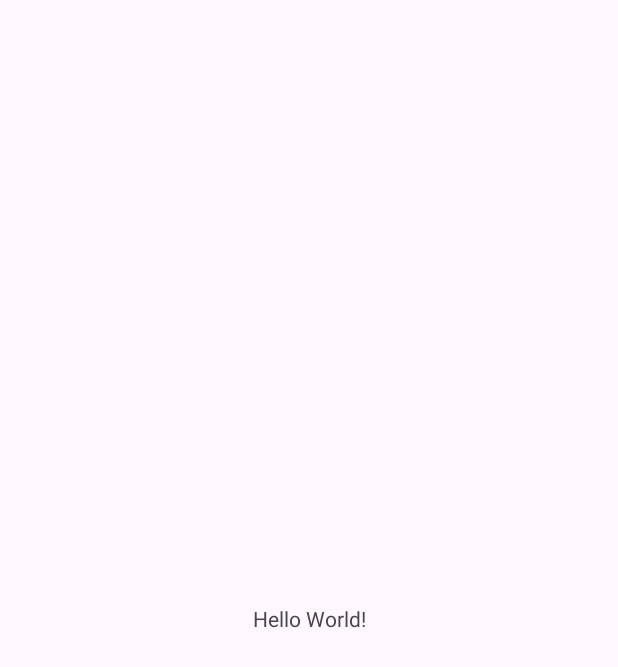
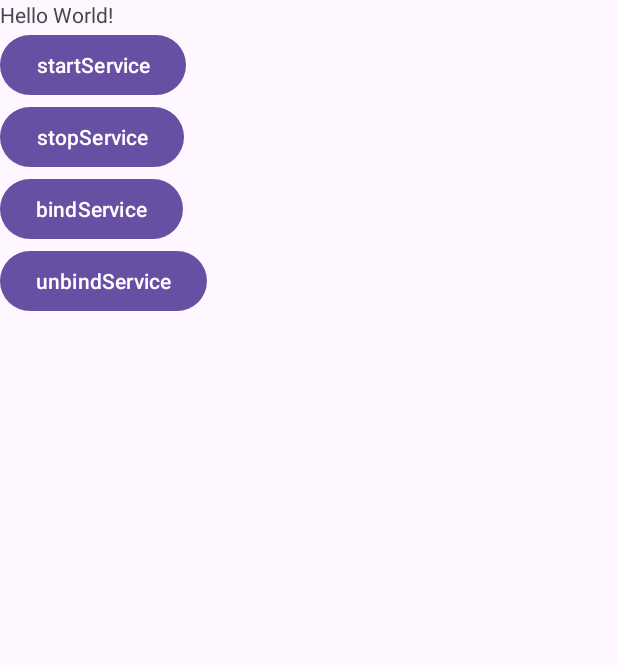
Before and after one commit to JailedBird/Practise, an Android app: the screen it shows after launch (MainActivity), on a phone screen of 412 x 824 dp. Before the commit the part shown is almost empty. Shown: the top 667 px of the screen. Run offline under Robolectric (Android 15) with nearby library versions, the phone set to English and light mode, and no system bars; our stand-ins replace EventBus.

Commit message:
feat: 添加Service测试用例，搞清楚之间交互；

```diff
--- a/Doc/app/src/main/AndroidManifest.xml
+++ b/Doc/app/src/main/AndroidManifest.xml
@@ -1,7 +1,7 @@
 <?xml version="1.0" encoding="utf-8"?>
 <manifest xmlns:android="http://schemas.android.com/apk/res/android"
     xmlns:tools="http://schemas.android.com/tools">
-
+    <uses-permission android:name="android.permission.INTERNET" />
     <application
         android:allowBackup="true"
         android:dataExtractionRules="@xml/data_extraction_rules"
@@ -12,6 +12,7 @@
         android:supportsRtl="true"
         android:theme="@style/Theme.Doc"
         tools:targetApi="31">
+
         <activity
             android:name=".MainActivity"
             android:exported="true">
@@ -21,6 +22,9 @@
                 <category android:name="android.intent.category.LAUNCHER" />
             </intent-filter>
         </activity>
+
+        <service android:name="cn.jailedbird.doc.service.TestService"/>
+
     </application>
 
 </manifest>
--- a/Doc/app/src/main/java/cn/jailedbird/doc/MainActivity.kt
+++ b/Doc/app/src/main/java/cn/jailedbird/doc/MainActivity.kt
@@ -1,39 +1,126 @@
 package cn.jailedbird.doc
 
+import android.content.ComponentName
+import android.content.Context
+import android.content.Intent
+import android.content.ServiceConnection
 import android.os.Bundle
+import android.os.IBinder
+import android.view.View
 import android.view.ViewGroup
+import android.widget.Button
 import androidx.appcompat.app.AppCompatActivity
+import androidx.lifecycle.lifecycleScope
+import cn.jailedbird.doc.service.TestService
 import cn.jailedbird.doc.util.log
+import kotlinx.coroutines.delay
+import kotlinx.coroutines.launch
+import okhttp3.Call
+import okhttp3.Callback
+import okhttp3.OkHttpClient
+import okhttp3.Request
+import okhttp3.Response
 import org.greenrobot.eventbus.EventBus
 import org.greenrobot.eventbus.Subscribe
 import org.greenrobot.eventbus.ThreadMode
+import java.io.IOException
 
 
 data class ZjcEvent(val message: String)
 
 class MainActivity : AppCompatActivity() {
-    override fun onCreate(savedInstanceState: Bundle?) {
-        super.onCreate(savedInstanceState)
-        EventBus.getDefault().register(this)
-        "onCreate".log()
-        EventBus.getDefault().post(ZjcEvent("Fuck"))
-        setContentView(R.layout.activity_main)
-        val viewGroup: ViewGroup? = null
-        viewGroup?.dispatchTouchEvent(null)
+    private val serviceConnection = object : ServiceConnection {
+        override fun onServiceConnected(name: ComponentName?, service: IBinder?) {
+            (service as? TestService.ZjcBinder)?.let {
+                "Main bind you".log()
+                lifecycleScope.launch{
+                    while (true){
+                        delay(1000)
+                        it.log()
+                    }
+                }
+                it.log()
+            }
+        }
+
+        override fun onServiceDisconnected(name: ComponentName?) {
+            "Main unbind you".log()
+        }
 
     }
 
 
-    @Subscribe(threadMode = ThreadMode.BACKGROUND)
-    fun log(event: ZjcEvent) {
-        Thread.currentThread().name.log()
-        event.message.log()
+    override fun onCreate(savedInstanceState: Bundle?) {
+        super.onCreate(savedInstanceState)
+//        EventBus.getDefault().register(this)
+
+//        "onCreate".log()
+//        EventBus.getDefault().post(ZjcEvent("Fuck"))
+        setContentView(R.layout.activity_main)
+//        val viewGroup: ViewGroup? = null
+//        viewGroup?.visibility  = View.GONE
+//        viewGroup?.dispatchTouchEvent(null)
+
+        okhttpRequest()
+        initService()
+
+        lifecycleScope.launch {
+            while (true){
+                delay(2000)
+            }
+        }
     }
 
 
-    override fun onDestroy() {
-        super.onDestroy()
-        EventBus.getDefault().unregister(this)
+//    @Subscribe(threadMode = ThreadMode.BACKGROUND)
+//    fun log(event: ZjcEvent) {
+//        Thread.currentThread().name.log()
+//        event.message.log()
+//    }
+//
+//
+//    override fun onDestroy() {
+//        super.onDestroy()
+//        EventBus.getDefault().unregister(this)
+//    }
+
+
+
+
+    private fun initService() {
+        findViewById<Button>(R.id.startService).setOnClickListener {
+            startService(Intent(this, TestService::class.java))
+        }
+
+        findViewById<Button>(R.id.stopService).setOnClickListener {
+            stopService(Intent(this, TestService::class.java))
+        }
+        findViewById<Button>(R.id.bindService).setOnClickListener {
+            bindService(Intent(this, TestService::class.java), serviceConnection, Context.BIND_AUTO_CREATE)
+        }
+        findViewById<Button>(R.id.unbindService).setOnClickListener {
+            unbindService(serviceConnection)
+        }
+    }
+
+    private fun okhttpRequest() {
+        val request = Request.Builder().url("https://www.baidu.com").build()
+        val okHttpClient = OkHttpClient()
+        val call: Call = okHttpClient.newCall(request)
+        call.enqueue(object : Callback {  // 内部类 持有外部类的引用
+            override fun onFailure(call: Call, e: IOException) {
+                "Net failure".log()
+            }
+
+            override fun onResponse(call: Call, response: Response) {
+                "Net success".log()
+                response.body()?.string().log()
+            }
+
+        })
+
+        // 取消任务 避免内存泄露
+//        call.cancel()
     }
 
 
--- a/Doc/app/src/main/res/layout/activity_main.xml
+++ b/Doc/app/src/main/res/layout/activity_main.xml
@@ -1,9 +1,10 @@
 <?xml version="1.0" encoding="utf-8"?>
-<androidx.constraintlayout.widget.ConstraintLayout xmlns:android="http://schemas.android.com/apk/res/android"
+<androidx.appcompat.widget.LinearLayoutCompat xmlns:android="http://schemas.android.com/apk/res/android"
     xmlns:app="http://schemas.android.com/apk/res-auto"
     xmlns:tools="http://schemas.android.com/tools"
     android:layout_width="match_parent"
     android:layout_height="match_parent"
+    android:orientation="vertical"
     tools:context=".MainActivity">
 
     <TextView
@@ -15,4 +16,24 @@
         app:layout_constraintStart_toStartOf="parent"
         app:layout_constraintTop_toTopOf="parent" />
 
-</androidx.constraintlayout.widget.ConstraintLayout>
+    <Button
+        android:id="@+id/startService"
+        android:text="startService"
+        android:layout_width="wrap_content"
+        android:layout_height="wrap_content"/>
+    <Button
+        android:id="@+id/stopService"
+        android:text="stopService"
+        android:layout_width="wrap_content"
+        android:layout_height="wrap_content"/>
+    <Button
+        android:id="@+id/bindService"
+        android:text="bindService"
+        android:layout_width="wrap_content"
+        android:layout_height="wrap_content"/>
+    <Button
+        android:id="@+id/unbindService"
+        android:text="unbindService"
+        android:layout_width="wrap_content"
+        android:layout_height="wrap_content"/>
+</androidx.appcompat.widget.LinearLayoutCompat>
```
Also changed, not shown: Doc/app/src/main/java/cn/jailedbird/doc/service/TestService.kt (added, +37 -0 lines), 1 other file.
